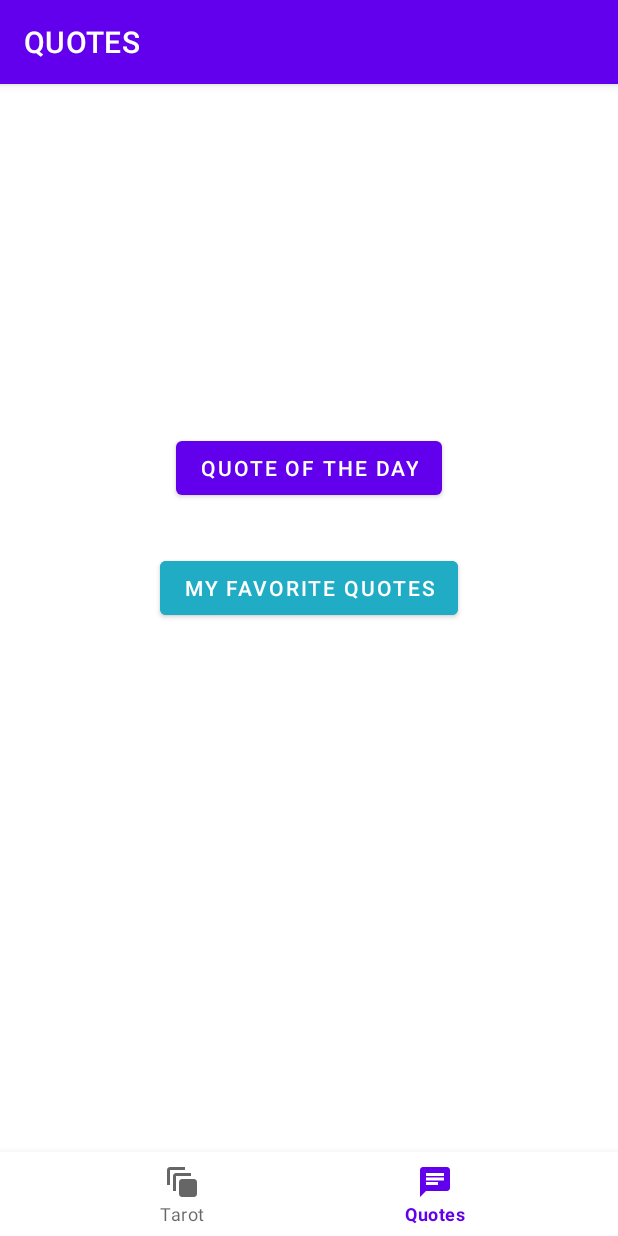
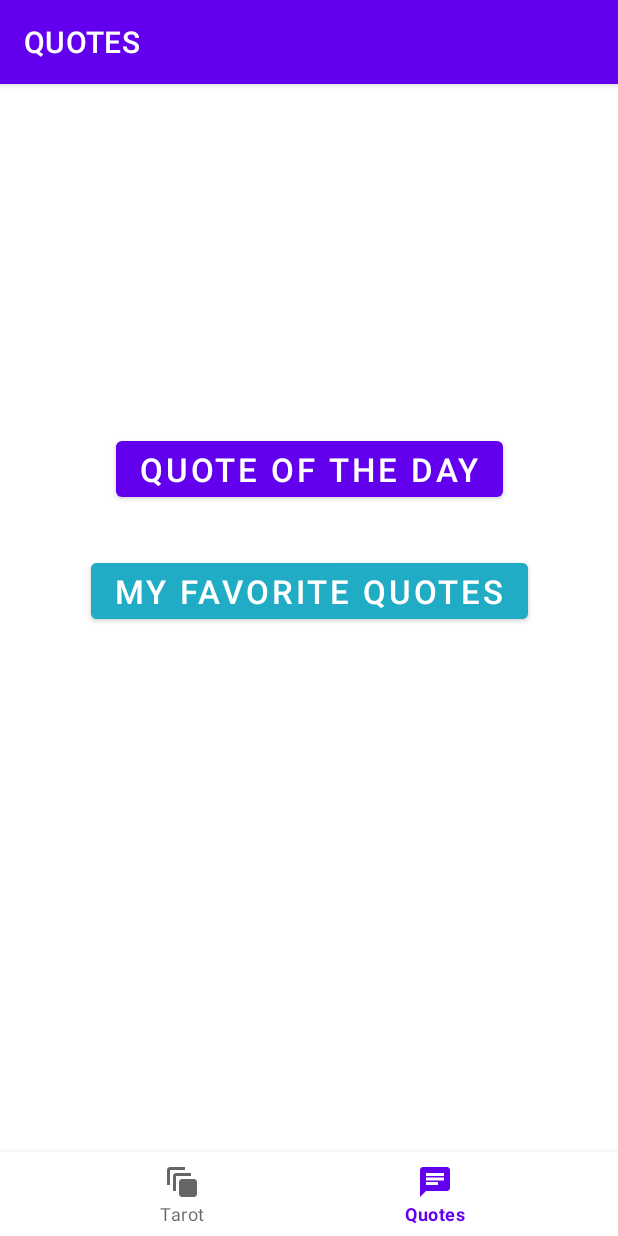
Before and after one commit to drAgon-235/SpiritualGuide01, an Android app: the QuotesHomeFragment screen opened through its navigation route, on a phone screen of 412 x 824 dp. Run offline under Robolectric (Android 15) with nearby library versions, the light colour scheme and no system bars; our stand-ins replace Room's generated code, navigation-ui.

Commit message:
Commit 31: Multi-Language Mode implemented: - English(default,is finished) & German(in work): Nav Bar/Navigation toolbar titles and both Home fragment's buttons translated & implemented (& optimized size)

```diff
--- a/app/src/main/res/layout/fragment_cards_home.xml
+++ b/app/src/main/res/layout/fragment_cards_home.xml
@@ -12,8 +12,10 @@
         android:layout_width="wrap_content"
         android:layout_height="wrap_content"
         android:layout_marginTop="164dp"
-        android:text="Card of the day"
+        android:text="@string/cards_home_card_of_day_btn"
+        android:textSize="22sp"
         android:backgroundTint="#F8BE64"
+        android:gravity="center_horizontal"
         app:layout_constraintEnd_toEndOf="parent"
         app:layout_constraintStart_toStartOf="parent"
         app:layout_constraintTop_toTopOf="parent" />
@@ -23,9 +25,10 @@
         android:layout_width="wrap_content"
         android:layout_height="wrap_content"
         android:layout_marginTop="52dp"
-        android:text="Your personal \ncard readings"
+        android:gravity="center_horizontal"
+        android:text="@string/cards_home_all_readings_btn"
+        android:textSize="22sp"
         app:layout_constraintEnd_toEndOf="@+id/dayCardBTN"
-        app:layout_constraintHorizontal_bias="0.0"
         app:layout_constraintStart_toStartOf="@+id/dayCardBTN"
         app:layout_constraintTop_toBottomOf="@+id/dayCardBTN" />
 
@@ -35,9 +38,10 @@
         android:layout_height="wrap_content"
         android:layout_marginTop="52dp"
         android:backgroundTint="#21ACC5"
-        android:text="All cards and meanings"
+        android:gravity="center_horizontal"
+        android:text="@string/cards_home_all_arcanas_btn"
+        android:textSize="22sp"
         app:layout_constraintEnd_toEndOf="@+id/cardReadingBTN"
-        app:layout_constraintHorizontal_bias="0.473"
         app:layout_constraintStart_toStartOf="@+id/cardReadingBTN"
         app:layout_constraintTop_toBottomOf="@+id/cardReadingBTN" />
 
--- a/app/src/main/res/layout/fragment_quotes_home.xml
+++ b/app/src/main/res/layout/fragment_quotes_home.xml
@@ -11,7 +11,8 @@
         android:layout_width="wrap_content"
         android:layout_height="wrap_content"
         android:layout_marginTop="232dp"
-        android:text="Quote of the day"
+        android:text="@string/quotes_home_quote_of_day_btn"
+        android:textSize="22sp"
         app:layout_constraintEnd_toEndOf="parent"
         app:layout_constraintStart_toStartOf="parent"
         app:layout_constraintTop_toTopOf="parent" />
@@ -22,7 +23,8 @@
         android:layout_height="wrap_content"
         android:layout_marginTop="32dp"
         android:backgroundTint="#21ACC5"
-        android:text="My Favorite Quotes"
+        android:text="@string/quotes_home_my_fav_quotes_btn"
+        android:textSize="22sp"
         app:layout_constraintEnd_toEndOf="@+id/dayQuoteBTN"
         app:layout_constraintStart_toStartOf="@+id/dayQuoteBTN"
         app:layout_constraintTop_toBottomOf="@+id/dayQuoteBTN" />
--- a/app/src/main/res/menu/bottom_nav_menu.xml
+++ b/app/src/main/res/menu/bottom_nav_menu.xml
@@ -4,13 +4,12 @@
     <item
         android:id="@+id/navigation_home"
         android:icon="@drawable/baseline_auto_awesome_motion_24"
-        android:title="Tarot" />
+        android:title="@string/title_home_tarot" />
 
     <item
         android:id="@+id/navigation_dashboard"
         android:icon="@drawable/baseline_chat_24"
-        android:title="Quotes"
-
+        android:title="@string/title_home_quotes"
         />
 
 
--- a/app/src/main/res/navigation/mobile_navigation.xml
+++ b/app/src/main/res/navigation/mobile_navigation.xml
@@ -9,7 +9,7 @@
     <fragment
         android:id="@+id/navigation_home"
         android:name="com.example.spiritualguide01.home.cards.CardsHomeFragment"
-        android:label="TAROT"
+        android:label="@string/title_toolbar_tarot"
         tools:layout="@layout/fragment_cards_home"
         >
         <action
@@ -39,7 +39,7 @@
     <fragment
         android:id="@+id/oneCardFragment"
         android:name="com.example.spiritualguide01.home.cards.cardsUI.oneCardFrag.OneCardFragment"
-        android:label="Card Interpretation"
+        android:label="@string/title_toolbar_card_meaning"
         tools:layout="@layout/fragment_one_card">
         <argument
             android:name="cardID"
@@ -50,7 +50,7 @@
     <fragment
         android:id="@+id/allCardsRVFragment"
         android:name="com.example.spiritualguide01.home.cards.cardsUI.allCardsRVFrag.AllCardsRVFragment"
-        android:label="All Cards by Arcanas"
+        android:label="@string/title_toolbar_all_cards"
         tools:layout="@layout/fragment_all_cards_rv">
         <action
             android:id="@+id/action_allCardsRVFragment_to_oneCardFragment"
@@ -65,7 +65,7 @@
     <fragment
         android:id="@+id/readingsHomeFragment"
         android:name="com.example.spiritualguide01.home.cards.cardsUI.cardReadings.readingsHomeFrag.ReadingsHomeFragment"
-        android:label="Readings"
+        android:label="@string/title_toolbar_all_readings"
         tools:layout="@layout/fragment_readings_home">
         <action
             android:id="@+id/action_readingsHomeFragment_to_littleCrossFragment"
@@ -101,7 +101,7 @@
     <fragment
         android:id="@+id/littleCrossFragment"
         android:name="com.example.spiritualguide01.home.cards.cardsUI.cardReadings.littleCrossFrag.LittleCrossFragment"
-        android:label="Little Cross"
+        android:label="@string/title_toolbar_little_cross"
         tools:layout="@layout/fragment_little_cross">
         <action
             android:id="@+id/action_littleCrossFragment_to_littleCrossMeaningFragment"
@@ -116,7 +116,7 @@
     <fragment
         android:id="@+id/littleCrossMeaningFragment"
         android:name="com.example.spiritualguide01.home.cards.cardsUI.cardReadings.littleCrossFrag.LittleCrossMeaningFragment"
-        android:label="Meaning - Little Cross"
+        android:label="@string/title_toolbar_little_cross_meaning"
         tools:layout="@layout/fragment_little_cross_meaning">
         <argument
             android:name="card01ID"
@@ -143,7 +143,7 @@
     <fragment
         android:id="@+id/loveOracleFragment"
         android:name="com.example.spiritualguide01.home.cards.cardsUI.cardReadings.loveOracle.LoveOracleFragment"
-        android:label="Love Oracle"
+        android:label="@string/title_toolbar_love_oracle"
         tools:layout="@layout/fragment_love_oracle">
         <action
             android:id="@+id/action_loveOracleFragment_to_loveOracleMeaningFragment"
@@ -158,7 +158,7 @@
     <fragment
         android:id="@+id/loveOracleMeaningFragment"
         android:name="com.example.spiritualguide01.home.cards.cardsUI.cardReadings.loveOracle.LoveOracleMeaningFragment"
-        android:label="Love Oracle Meaning"
+        android:label="@string/title_toolbar_love_oracle_meaning"
         tools:layout="@layout/fragment_love_oracle_meaning">
         <argument
             android:name="card01ID"
@@ -185,7 +185,7 @@
     <fragment
         android:id="@+id/simplePathFragment"
         android:name="com.example.spiritualguide01.home.cards.cardsUI.cardReadings.simplePathFrag.SimplePathFragment"
-        android:label="The Simple Path"
+        android:label="@string/title_toolbar_simple_path"
         tools:layout="@layout/fragment_simple_path">
         <action
             android:id="@+id/action_simplePathFragment_to_simplePathMeaningFragment"
@@ -200,7 +200,7 @@
     <fragment
         android:id="@+id/simplePathMeaningFragment"
         android:name="com.example.spiritualguide01.home.cards.cardsUI.cardReadings.simplePathFrag.SimplePathMeaningFragment"
-        android:label="Simple Path Meaning"
+        android:label="@string/title_toolbar_simple_path_meaning"
         tools:layout="@layout/fragment_simple_path_meaning">
         <argument
             android:name="card01ID"
@@ -224,7 +224,7 @@
     <fragment
         android:id="@+id/pathOfWisdomFragment"
         android:name="com.example.spiritualguide01.home.cards.cardsUI.cardReadings.pathOfWisdomFrag.PathOfWisdomFragment"
-        android:label="The Path of Wisdom"
+        android:label="@string/title_toolbar_path_of_wisdom"
         tools:layout="@layout/fragment_path_of_wisdom">
         <action
             android:id="@+id/action_pathOfWisdomFragment_to_pathOfWisdomMeaningFragment"
@@ -239,7 +239,7 @@
     <fragment
         android:id="@+id/pathOfWisdomMeaningFragment"
         android:name="com.example.spiritualguide01.home.cards.cardsUI.cardReadings.pathOfWisdomFrag.PathOfWisdomMeaningFragment"
-        android:label="Path of Wisdom Meaning"
+        android:label="@string/title_toolbar_path_of_wisdom_meaning"
         tools:layout="@layout/fragment_path_of_wisdom_meaning">
         <argument
             android:name="card01ID"
@@ -277,7 +277,7 @@
     <fragment
         android:id="@+id/navigation_dashboard"
         android:name="com.example.spiritualguide01.home.quotes.QuotesHomeFragment"
-        android:label="QUOTES"
+        android:label="@string/title_toolbar_quotes"
         tools:layout="@layout/fragment_quotes_home" >
         <action
             android:id="@+id/action_navigation_dashboard_to_quoteFragment"
@@ -299,7 +299,7 @@
     <fragment
         android:id="@+id/quoteFragment"
         android:name="com.example.spiritualguide01.home.quotes.uiModels.quoteOfDayFrag.QuoteFragment"
-        android:label="Quote of the Day"
+        android:label="@string/title_toolbar_qotd"
         tools:layout="@layout/fragment_quote" >
         <action
             android:id="@+id/action_quoteFragment_to_favoriteQrvFragment"
@@ -312,7 +312,7 @@
     <fragment
         android:id="@+id/favoriteQrvFragment"
         android:name="com.example.spiritualguide01.home.quotes.uiModels.favoriteQuoteFrag.FavoriteQrvFragment"
-        android:label="My Favorite Quotes"
+        android:label="@string/title_toolbar_my_fav_quotes"
         tools:layout="@layout/fragment_favorite_qrv" >
         <action
             android:id="@+id/action_favoriteQrvFragment_to_favQuoteOptionsFragment"
@@ -327,7 +327,7 @@
     <fragment
         android:id="@+id/favQuoteOptionsFragment"
         android:name="com.example.spiritualguide01.home.quotes.uiModels.favoriteQuoteFrag.FavQuoteOptionsFragment"
-        android:label="Favorites Options"
+        android:label="@string/title_toolbar_fav_options"
         tools:layout="@layout/fragment_fav_quote_options" >
         <argument
             android:name="favQuoteIDText"
--- a/app/src/main/res/values/strings.xml
+++ b/app/src/main/res/values/strings.xml
@@ -1,8 +1,38 @@
 <resources>
-    <string name="app_name">SpiritualGuide01</string>
-    <string name="title_home">Home</string>
-    <string name="title_dashboard">Dashboard</string>
-    <string name="title_notifications">Notifications</string>
-    <!-- TODO: Remove or change this placeholder text -->
-    <string name="hello_blank_fragment">Hello blank fragment</string>
+
+
+    <string name="app_name">SpiritualGuide</string>
+
+    <!-- Nav Bar -->
+    <string name="title_home_tarot">Tarot</string>
+    <string name="title_home_quotes">Quotes</string>
+
+    <!-- Mobile Navigation / toolbar titles -->
+    <string name="title_toolbar_tarot">TAROT</string>
+    <string name="title_toolbar_card_meaning">Card Meaning</string>
+    <string name="title_toolbar_all_cards">All Cards by Arcanas</string>
+    <string name="title_toolbar_all_readings">All Readings</string>
+    <string name="title_toolbar_little_cross">The Little Cross</string>
+    <string name="title_toolbar_simple_path">The Simple Path</string>
+    <string name="title_toolbar_path_of_wisdom">The Path of Wisdom</string>
+    <string name="title_toolbar_love_oracle">The Love Oracle</string>
+    <string name="title_toolbar_little_cross_meaning">Interpretation: Little Cross</string>
+    <string name="title_toolbar_simple_path_meaning">Interpretation: Simple Path</string>
+    <string name="title_toolbar_path_of_wisdom_meaning">Interpretation: Path of Wisdom</string>
+    <string name="title_toolbar_love_oracle_meaning">Interpretation: Love Oracle</string>
+
+    <string name="title_toolbar_quotes">QUOTES</string>
+    <string name="title_toolbar_qotd">Quote of the Day</string>
+    <string name="title_toolbar_my_fav_quotes">My Favorite Quotes</string>
+    <string name="title_toolbar_fav_options">Options</string>
+
+    <!-- Tarot Home Fragment Bottoms -->
+    <string name="cards_home_card_of_day_btn">CARD OF THE DAY</string>
+    <string name="cards_home_all_readings_btn">YOUR PERSONAL\nCARD READING</string>
+    <string name="cards_home_all_arcanas_btn">ALL CARDS AND\nTHEIR MEANINGS</string>
+
+    <!-- Quotes Home Fragment Buttons -->
+    <string name="quotes_home_quote_of_day_btn">QUOTE OF THE DAY</string>
+    <string name="quotes_home_my_fav_quotes_btn">MY FAVORITE QUOTES</string>
+
 </resources>
```
Also changed, not shown: 1 other file.
